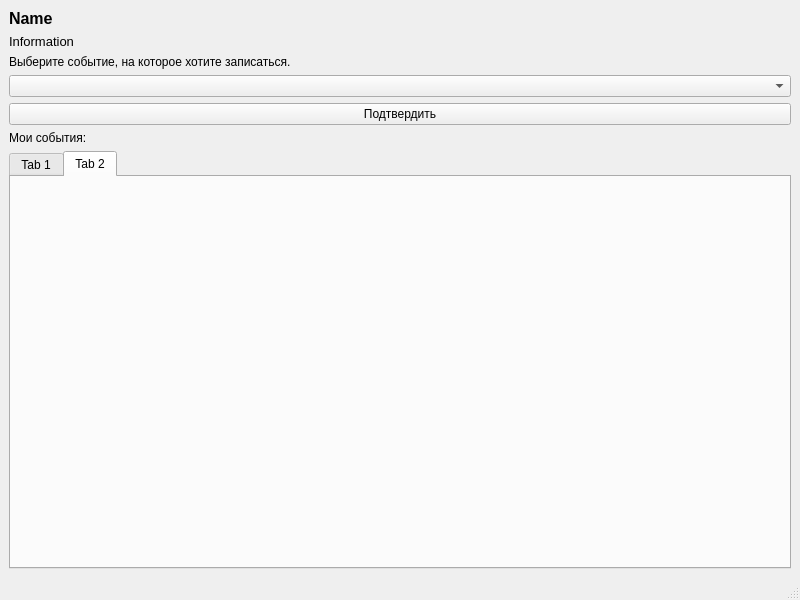
First picture: the form in Booking/choicewindow.ui, repository mainex/btimetable-booking, before the edit.
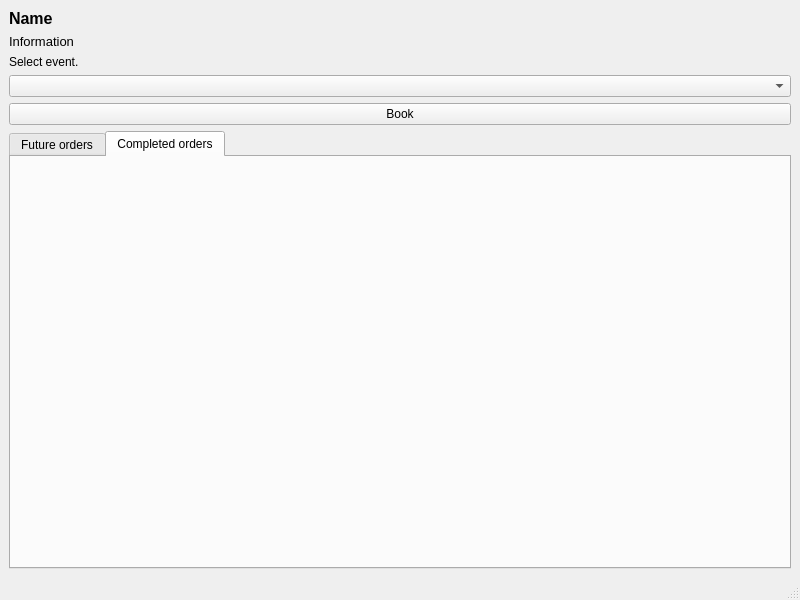
Second picture: the form after the edit. The open tabs and pages were chosen to show the change.

Commit message: added tooltips for future orders

```diff
--- a/Booking/choicewindow.ui
+++ b/Booking/choicewindow.ui
@@ -46,7 +46,7 @@
     <item>
      <widget class="QLabel" name="label">
       <property name="text">
-       <string>Выберите событие, на которое хотите записаться.</string>
+       <string>Select event.</string>
       </property>
      </widget>
     </item>
@@ -56,14 +56,7 @@
     <item>
      <widget class="QPushButton" name="pushButton">
       <property name="text">
-       <string>Подтвердить</string>
-      </property>
-     </widget>
-    </item>
-    <item>
-     <widget class="QLabel" name="label_3">
-      <property name="text">
-       <string>Мои события:</string>
+       <string>Book</string>
       </property>
      </widget>
     </item>
@@ -74,7 +67,7 @@
       </property>
       <widget class="QWidget" name="tab">
        <attribute name="title">
-        <string>Tab 1</string>
+        <string>Future orders</string>
        </attribute>
        <widget class="QTableView" name="tableView">
         <property name="geometry">
@@ -89,7 +82,7 @@
       </widget>
       <widget class="QWidget" name="tab_2">
        <attribute name="title">
-        <string>Tab 2</string>
+        <string>Completed orders</string>
        </attribute>
       </widget>
      </widget>
```
Left out of the diff: 2 changed lines with no effect on the pictures. The commit also changes 2 other files.
